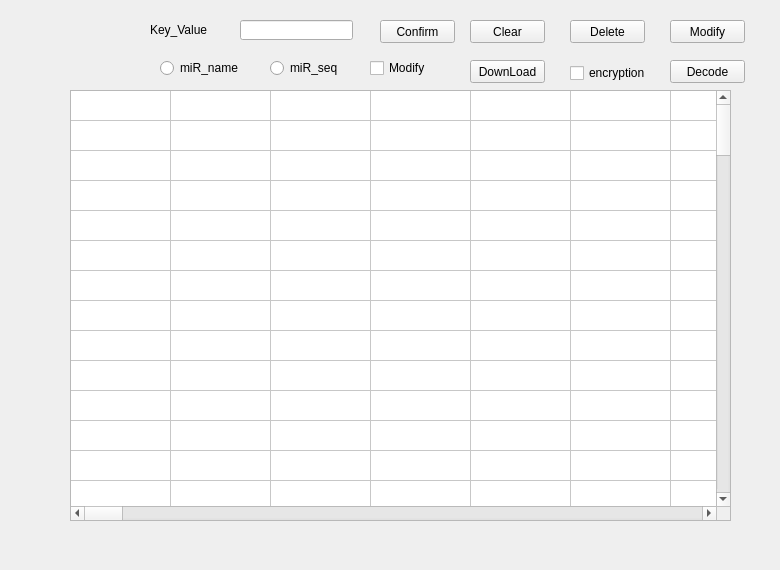
First picture: the form in qt/frontshow/searchdata.ui, repository Sheldon04/THLBase, before the edit.
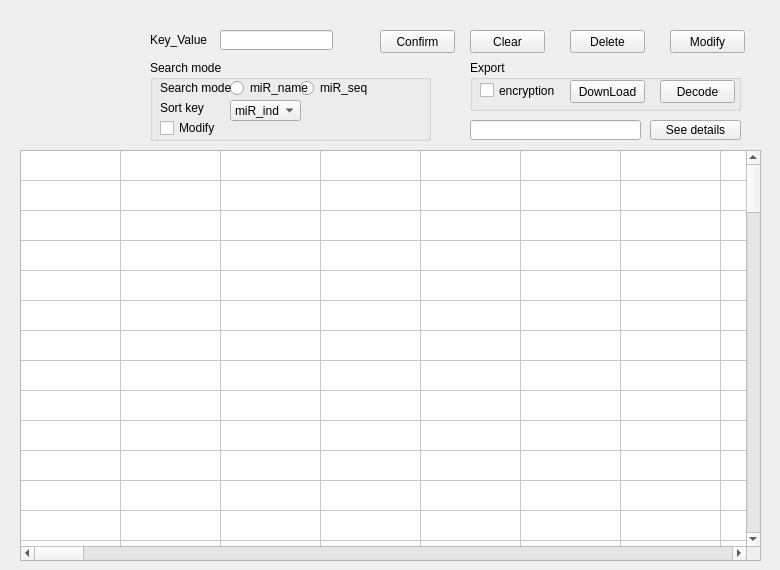
Second picture: the form after the edit.

Commit message: quick sort, AVL

Diff of the .ui file:
```diff
--- a/qt/frontshow/searchdata.ui
+++ b/qt/frontshow/searchdata.ui
@@ -17,7 +17,7 @@
    <property name="geometry">
     <rect>
      <x>150</x>
-     <y>20</y>
+     <y>30</y>
      <width>61</width>
      <height>20</height>
     </rect>
@@ -29,44 +29,18 @@
   <widget class="QLineEdit" name="lineEdit">
    <property name="geometry">
     <rect>
-     <x>240</x>
-     <y>20</y>
+     <x>220</x>
+     <y>30</y>
      <width>113</width>
      <height>20</height>
     </rect>
    </property>
   </widget>
-  <widget class="QRadioButton" name="radioButton">
-   <property name="geometry">
-    <rect>
-     <x>160</x>
-     <y>60</y>
-     <width>89</width>
-     <height>16</height>
-    </rect>
-   </property>
-   <property name="text">
-    <string>miR_name</string>
-   </property>
-  </widget>
-  <widget class="QRadioButton" name="radioButton_2">
-   <property name="geometry">
-    <rect>
-     <x>270</x>
-     <y>60</y>
-     <width>89</width>
-     <height>16</height>
-    </rect>
-   </property>
-   <property name="text">
-    <string>miR_seq</string>
-   </property>
-  </widget>
   <widget class="QPushButton" name="pushButton">
    <property name="geometry">
     <rect>
      <x>380</x>
-     <y>20</y>
+     <y>30</y>
      <width>75</width>
      <height>23</height>
     </rect>
@@ -78,10 +52,10 @@
   <widget class="QTableWidget" name="tableWidget">
    <property name="geometry">
     <rect>
-     <x>70</x>
-     <y>90</y>
-     <width>661</width>
-     <height>431</height>
+     <x>20</x>
+     <y>150</y>
+     <width>741</width>
+     <height>411</height>
     </rect>
    </property>
    <property name="textElideMode">
@@ -307,7 +281,7 @@
    <property name="geometry">
     <rect>
      <x>470</x>
-     <y>20</y>
+     <y>30</y>
      <width>75</width>
      <height>23</height>
     </rect>
@@ -333,7 +307,7 @@
    <property name="geometry">
     <rect>
      <x>570</x>
-     <y>20</y>
+     <y>30</y>
      <width>75</width>
      <height>23</height>
     </rect>
@@ -342,24 +316,11 @@
     <string>Delete</string>
    </property>
   </widget>
-  <widget class="QCheckBox" name="checkBox">
-   <property name="geometry">
-    <rect>
-     <x>370</x>
-     <y>60</y>
-     <width>71</width>
-     <height>16</height>
-    </rect>
-   </property>
-   <property name="text">
-    <string>Modify</string>
-   </property>
-  </widget>
   <widget class="QPushButton" name="pushButton_4">
    <property name="geometry">
     <rect>
      <x>670</x>
-     <y>20</y>
+     <y>30</y>
      <width>75</width>
      <height>23</height>
     </rect>
@@ -381,43 +342,187 @@
     <string/>
    </property>
   </widget>
-  <widget class="QPushButton" name="pushButton_5">
+  <widget class="QGroupBox" name="groupBox">
    <property name="geometry">
     <rect>
      <x>470</x>
      <y>60</y>
-     <width>75</width>
-     <height>23</height>
+     <width>271</width>
+     <height>51</height>
     </rect>
    </property>
-   <property name="text">
-    <string>DownLoad</string>
+   <property name="title">
+    <string>Export</string>
    </property>
+   <widget class="QPushButton" name="pushButton_5">
+    <property name="geometry">
+     <rect>
+      <x>100</x>
+      <y>20</y>
+      <width>75</width>
+      <height>23</height>
+     </rect>
+    </property>
+    <property name="text">
+     <string>DownLoad</string>
+    </property>
+   </widget>
+   <widget class="QCheckBox" name="checkBox_2">
+    <property name="geometry">
+     <rect>
+      <x>10</x>
+      <y>20</y>
+      <width>81</width>
+      <height>21</height>
+     </rect>
+    </property>
+    <property name="text">
+     <string>encryption</string>
+    </property>
+   </widget>
+   <widget class="QPushButton" name="pushButton_6">
+    <property name="geometry">
+     <rect>
+      <x>190</x>
+      <y>20</y>
+      <width>75</width>
+      <height>23</height>
+     </rect>
+    </property>
+    <property name="text">
+     <string>Decode</string>
+    </property>
+   </widget>
   </widget>
-  <widget class="QCheckBox" name="checkBox_2">
+  <widget class="QGroupBox" name="groupBox_2">
    <property name="geometry">
     <rect>
-     <x>570</x>
-     <y>65</y>
-     <width>81</width>
-     <height>16</height>
+     <x>150</x>
+     <y>60</y>
+     <width>281</width>
+     <height>81</height>
     </rect>
    </property>
-   <property name="text">
-    <string>encryption</string>
+   <property name="title">
+    <string>Search mode</string>
    </property>
+   <widget class="QRadioButton" name="radioButton_2">
+    <property name="geometry">
+     <rect>
+      <x>150</x>
+      <y>20</y>
+      <width>89</width>
+      <height>16</height>
+     </rect>
+    </property>
+    <property name="text">
+     <string>miR_seq</string>
+    </property>
+   </widget>
+   <widget class="QRadioButton" name="radioButton">
+    <property name="geometry">
+     <rect>
+      <x>80</x>
+      <y>20</y>
+      <width>89</width>
+      <height>16</height>
+     </rect>
+    </property>
+    <property name="text">
+     <string>miR_name</string>
+    </property>
+   </widget>
+   <widget class="QCheckBox" name="checkBox">
+    <property name="geometry">
+     <rect>
+      <x>10</x>
+      <y>60</y>
+      <width>71</width>
+      <height>16</height>
+     </rect>
+    </property>
+    <property name="text">
+     <string>Modify</string>
+    </property>
+   </widget>
+   <widget class="QLabel" name="label">
+    <property name="geometry">
+     <rect>
+      <x>10</x>
+      <y>20</y>
+      <width>81</width>
+      <height>16</height>
+     </rect>
+    </property>
+    <property name="text">
+     <string>Search mode</string>
+    </property>
+   </widget>
+   <widget class="QLabel" name="label_3">
+    <property name="geometry">
+     <rect>
+      <x>10</x>
+      <y>40</y>
+      <width>45</width>
+      <height>16</height>
+     </rect>
+    </property>
+    <property name="text">
+     <string>Sort key</string>
+    </property>
+   </widget>
+   <widget class="QComboBox" name="comboBox">
+    <property name="geometry">
+     <rect>
+      <x>80</x>
+      <y>40</y>
+      <width>71</width>
+      <height>21</height>
+     </rect>
+    </property>
+    <item>
+     <property name="text">
+      <string>miR_index</string>
+     </property>
+    </item>
+    <item>
+     <property name="text">
+      <string>miR_name</string>
+     </property>
+    </item>
+    <item>
+     <property name="text">
+      <string>CG</string>
+     </property>
+    </item>
+    <item>
+     <property name="text">
+      <string>dG</string>
+     </property>
+    </item>
+   </widget>
   </widget>
-  <widget class="QPushButton" name="pushButton_6">
+  <widget class="QPushButton" name="bt_detail">
    <property name="geometry">
     <rect>
-     <x>670</x>
-     <y>60</y>
-     <width>75</width>
-     <height>23</height>
+     <x>650</x>
+     <y>120</y>
+     <width>91</width>
+     <height>20</height>
     </rect>
    </property>
    <property name="text">
-    <string>Decode</string>
+    <string>See details</string>
+   </property>
+  </widget>
+  <widget class="QLineEdit" name="line_name">
+   <property name="geometry">
+    <rect>
+     <x>470</x>
+     <y>120</y>
+     <width>171</width>
+     <height>20</height>
+    </rect>
    </property>
   </widget>
   <zorder>movieLabel</zorder>
```
Left out of the diff: 10 changed lines with no effect on the pictures. The commit also changes 11 other files.
